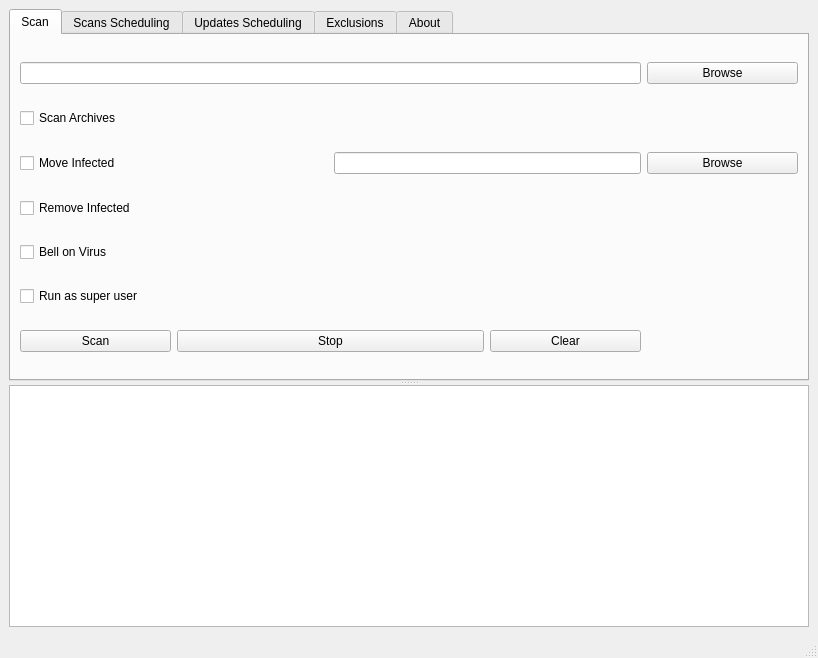
First picture: the form in MainWindow.ui, repository jplozf/calamity, before the edit.
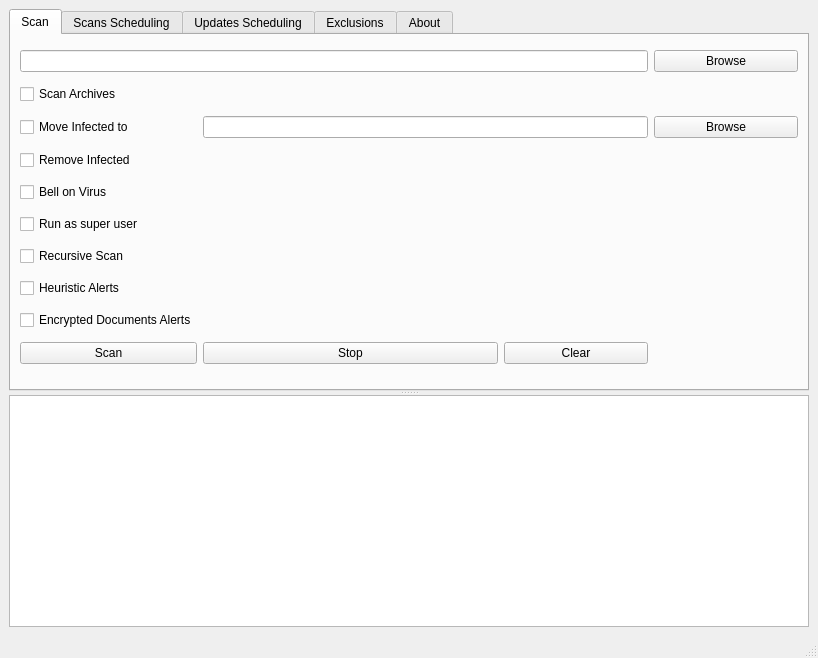
Second picture: the form after the edit. The open tabs and pages were chosen to show the change.

Commit message: add misc scan options

What changed in the file:
```diff
--- a/MainWindow.ui
+++ b/MainWindow.ui
@@ -22,7 +22,7 @@
       </property>
       <widget class="QTabWidget" name="tabWidget">
        <property name="currentIndex">
-        <number>1</number>
+        <number>0</number>
        </property>
        <widget class="QWidget" name="tabScan">
         <attribute name="title">
@@ -46,16 +46,6 @@
            </property>
           </widget>
          </item>
-         <item row="2" column="0" colspan="2">
-          <widget class="QCheckBox" name="moveInfectedCheckBox">
-           <property name="text">
-            <string>Move Infected</string>
-           </property>
-          </widget>
-         </item>
-         <item row="2" column="2" colspan="2">
-          <widget class="QLineEdit" name="quarantinePathLineEdit"/>
-         </item>
          <item row="2" column="4">
           <widget class="QPushButton" name="browseQuarantineButton">
            <property name="text">
@@ -85,26 +75,57 @@
           </widget>
          </item>
          <item row="6" column="0">
+          <widget class="QCheckBox" name="recursiveScanCheckBox">
+           <property name="text">
+            <string>Recursive Scan</string>
+           </property>
+          </widget>
+         </item>
+         <item row="7" column="0">
+          <widget class="QCheckBox" name="heuristicAlertsCheckBox">
+           <property name="text">
+            <string>Heuristic Alerts</string>
+           </property>
+          </widget>
+         </item>
+         <item row="8" column="0">
+          <widget class="QCheckBox" name="encryptedDocumentsAlertsCheckBox">
+           <property name="text">
+            <string>Encrypted Documents Alerts</string>
+           </property>
+          </widget>
+         </item>
+         <item row="9" column="0">
           <widget class="QPushButton" name="scanButton">
            <property name="text">
             <string>Scan</string>
            </property>
           </widget>
          </item>
-         <item row="6" column="1" colspan="2">
+         <item row="9" column="1" colspan="2">
           <widget class="QPushButton" name="stopButton">
            <property name="text">
             <string>Stop</string>
            </property>
           </widget>
          </item>
-         <item row="6" column="3">
+         <item row="9" column="3">
           <widget class="QPushButton" name="clearOutputButton">
            <property name="text">
             <string>Clear</string>
            </property>
           </widget>
          </item>
+         <item row="2" column="0">
+          <widget class="QCheckBox" name="moveInfectedCheckBox">
+           <property name="text">
+            <string>Move Infected to</string>
+           </property>
+          </widget>
+         </item>
+         <item row="2" column="1" colspan="3">
+          <widget class="QLineEdit" name="quarantinePathLineEdit"/>
+         </item>
         </layout>
        </widget>
        <widget class="QWidget" name="tabScans">
@@ -159,6 +180,27 @@
           </widget>
          </item>
          <item row="5" column="0">
+          <widget class="QCheckBox" name="scheduledRecursiveScanCheckBox">
+           <property name="text">
+            <string>Recursive Scan</string>
+           </property>
+          </widget>
+         </item>
+         <item row="6" column="0">
+          <widget class="QCheckBox" name="scheduledHeuristicAlertsCheckBox">
+           <property name="text">
+            <string>Heuristic Alerts</string>
+           </property>
+          </widget>
+         </item>
+         <item row="7" column="0">
+          <widget class="QCheckBox" name="scheduledEncryptedDocumentsAlertsCheckBox">
+           <property name="text">
+            <string>Encrypted Documents Alerts</string>
+           </property>
+          </widget>
+         </item>
+         <item row="8" column="0">
           <widget class="QPushButton" name="saveScanScheduleButton">
            <property name="text">
             <string>Save</string>
@@ -294,6 +336,13 @@
          <item row="2" column="0" colspan="2">
           <widget class="QTableWidget" name="scanHistoryTable"/>
          </item>
+         <item row="3" column="0">
+          <widget class="QLabel" name="appVersionLabel">
+           <property name="text">
+            <string>TextLabel</string>
+           </property>
+          </widget>
+         </item>
         </layout>
        </widget>
       </widget>
```
The commit also changes 6 other files.
